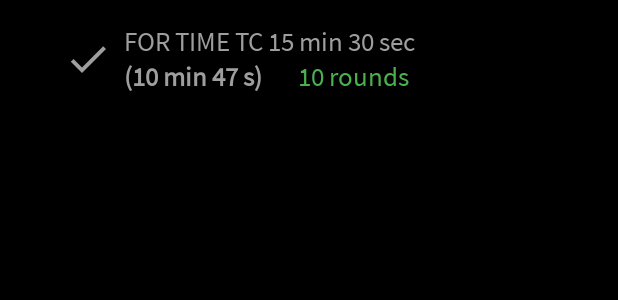
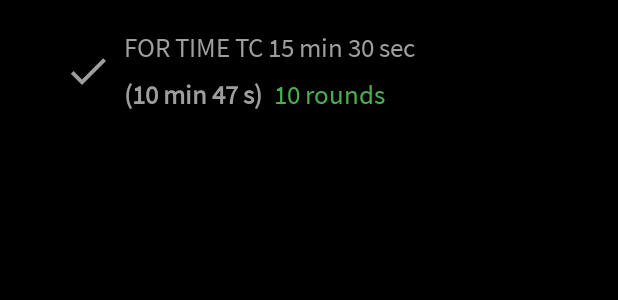
Before and after one commit to adrcotfas/goodtime-training, an Android app: the layout row_summary_view_for_time.xml on its own in the app's theme, with its tools: preview values and no code run, on a phone screen of 412 x 824 dp. Shown: the top 300 px of the screen. Run offline under Robolectric (Android 15) with nearby library versions, the phone set to English and light mode, and no system bars.

```diff
--- a/app/src/main/res/layout/row_summary_view_for_time.xml
+++ b/app/src/main/res/layout/row_summary_view_for_time.xml
@@ -46,8 +46,10 @@
         app:layout_constraintHorizontal_bias="0.0"
         app:layout_constraintHorizontal_chainStyle="packed"
         app:layout_constraintStart_toStartOf="@id/guideline"
-        app:layout_constraintTop_toBottomOf="@id/summary_text"
-        tools:text="(10 min 47 s)" />
+        app:layout_constraintTop_toTopOf="@id/rounds_text"
+        app:layout_constraintBottom_toBottomOf="@id/rounds_text"
+        tools:text="(10 min 47 s)"
+        />
 
     <TextView
         android:id="@+id/rounds_text"
@@ -56,12 +58,8 @@
         android:fontFamily="@font/app_font"
         android:textColor="@color/green_goodtime"
         android:textSize="18sp"
-        app:layout_constraintEnd_toStartOf="@id/duration_text"
-        app:layout_constraintHorizontal_bias="0.0"
-        app:layout_constraintHorizontal_chainStyle="packed"
         app:layout_constraintStart_toEndOf="@+id/duration_text"
-        app:layout_constraintTop_toTopOf="@id/duration_text"
-        app:layout_constraintBottom_toBottomOf="@id/duration_text"
+        app:layout_constraintTop_toBottomOf="@id/summary_text"
         android:padding="8dp"
         android:clickable="true"
         android:focusable="true"
@@ -81,10 +79,9 @@
         android:layout_height="wrap_content"
         app:layout_constraintStart_toStartOf="parent"
         app:layout_constraintEnd_toEndOf="parent"
-        app:layout_constraintTop_toBottomOf="@id/duration_text"
+        app:layout_constraintTop_toBottomOf="@id/rounds_text"
         android:orientation="vertical"
-        android:layout_marginTop="8dp"
         android:layout_marginBottom="16dp"
-        android:visibility="gone"/>
+        android:visibility="gone" />
 
 </androidx.constraintlayout.widget.ConstraintLayout>
```
Also changed, not shown: app/src/main/java/goodtime/training/wod/timer/ui/timer/TimerFragment.kt (+14 -7 lines), app/src/main/java/goodtime/training/wod/timer/ui/timer/TimerViewModel.kt (+21 -14 lines).
